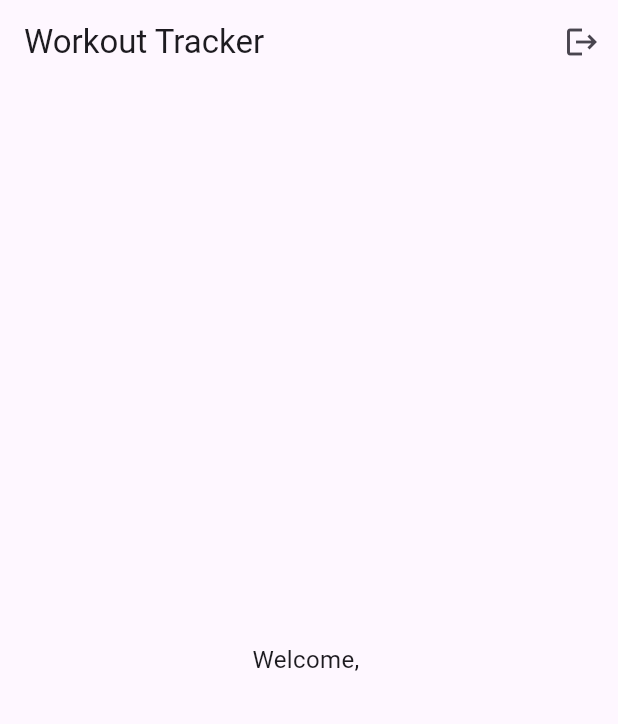
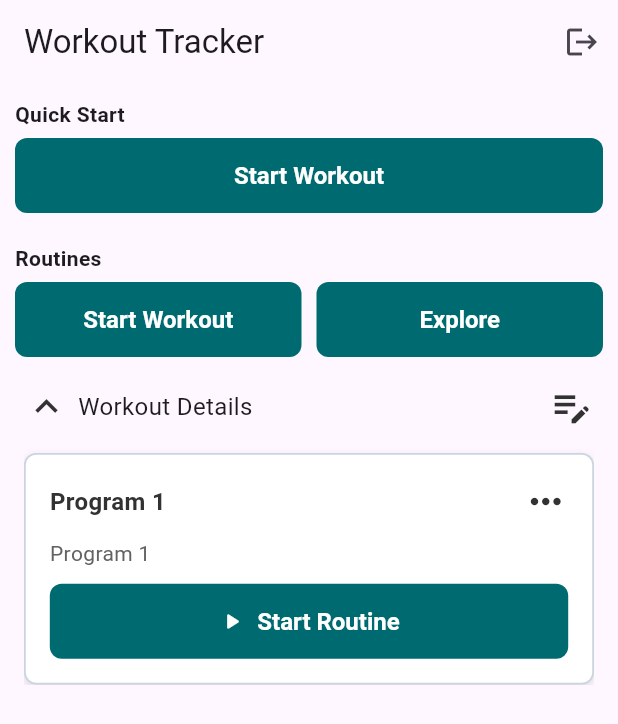
Before and after one commit to whitecatbeluga/workout-tracker-repo, a Flutter app: the WorkoutPage screen opened directly, on a phone screen of 412 x 824 dp. Shown: the top 724 px of the screen. Run offline on Flutter 3.47's test engine with Material 3 defaults, Android fonts, the phone set to English and light mode, and no system bars; our stand-ins replace cloud_firestore, firebase_auth, firebase_core, flutter_dotenv; accounts and stored records are empty.

Commit message:
workout-routine ui screen

```diff
--- /dev/null
+++ b/lib/presentation/domain/entities/program.dart
@@ -0,0 +1,84 @@
+class Exercise {
+  final String id;
+  final String name;
+  final String description;
+  final String category;
+  final bool withOutEquipment;
+  final String imageUrl;
+  final List<WorkoutSet> sets;
+
+  Exercise({
+    required this.id,
+    required this.name,
+    required this.description,
+    required this.category,
+    required this.withOutEquipment,
+    required this.imageUrl,
+    required this.sets,
+  });
+}
+
+class WorkoutSet {
+  final String exerciseId;
+  final String name;
+  final List<SetDetail> sets;
+
+  WorkoutSet({
+    required this.exerciseId,
+    required this.name,
+    required this.sets,
+  });
+}
+
+class SetDetail {
+  final int set;
+  final String previous;
+  final String kg;
+  final String reps;
+  final bool checked;
+
+  SetDetail({
+    required this.set,
+    required this.previous,
+    required this.kg,
+    required this.reps,
+    required this.checked,
+  });
+}
+
+class Routine {
+  final String id;
+  final String? routineName;
+  final List<Exercise> exercises;
+  final String? createdAt;
+
+  Routine({
+    required this.id,
+    this.routineName,
+    required this.exercises,
+    this.createdAt,
+  });
+}
+
+class Program {
+  final String id;
+  final List<String>? routineIds;
+  final String? programName;
+  final String? createdAt;
+  final List<Routine> routines;
+
+  Program({
+    required this.id,
+    this.routineIds,
+    this.programName,
+    this.createdAt,
+    required this.routines,
+  });
+}
+
+class ProgramState {
+  final List<Program> programs;
+  final String? error;
+
+  ProgramState({required this.programs, this.error});
+}
--- a/lib/presentation/pages/workout/workout.dart
+++ b/lib/presentation/pages/workout/workout.dart
@@ -1,6 +1,10 @@
 import 'package:flutter/material.dart';
 import 'package:workout_tracker_repo/core/providers/auth_service_provider.dart';
+import 'package:workout_tracker_repo/presentation/widgets/buttons/primary_button.dart';
 import 'package:workout_tracker_repo/routes/auth/auth.dart';
+
+import '../../domain/entities/program.dart';
+import '../../widgets/collapsible/collapsible.dart';
 
 class WorkoutPage extends StatelessWidget {
   const WorkoutPage({super.key});
@@ -9,6 +13,45 @@ class WorkoutPage extends StatelessWidget {
   Widget build(BuildContext context) {
     final user = authService.value.getCurrentUser();
 
+    ProgramState programState = ProgramState(
+      programs: [
+        Program(
+          id: '1',
+          programName: 'Program 1',
+          routines: [
+            Routine(
+              id: '1',
+              routineName: 'Routine 1',
+              exercises: [
+                Exercise(
+                  id: '1',
+                  name: 'Exercise 1',
+                  description: 'Description 1',
+                  category: 'Category 1',
+                  withOutEquipment: true,
+                  imageUrl: 'https://example.com/exercise1.jpg',
+                  sets: [
+                    WorkoutSet(
+                      exerciseId: '1',
+                      name: 'Set 1',
+                      sets: [
+                        SetDetail(
+                          set: 1,
+                          previous: '0',
+                          kg: '0',
+                          reps: '0',
+                          checked: false,
+                        ),
+                      ],
+                    ),
+                  ],
+                ),
+              ],
+            ),
+          ],
+        ),
+      ],
+    );
     return Scaffold(
       appBar: AppBar(
         title: const Text('Workout Tracker'),
@@ -23,12 +66,60 @@ class WorkoutPage extends StatelessWidget {
           ),
         ],
       ),
-      body: Center(
-        child: Text(
-          user != null ? 'Welcome, ${user.email}' : 'No user signed in',
-          style: const TextStyle(fontSize: 16),
-        ),
-      ),
+      body:SafeArea(child: Column(
+        mainAxisAlignment: MainAxisAlignment.start,
+        children: [
+          Container(
+           padding: EdgeInsets.all(10),
+           child: Column(
+             children: [
+               Row(
+                 children: [
+                   Padding(padding: EdgeInsets.only(bottom: 6),
+                   child: Text("Quick Start",
+                     style: TextStyle(fontWeight: FontWeight.bold),
+                   ),
+                   ),
+                 ],
+               ),
+                Button(label: "Start Workout",
+                   onPressed: () {},
+                   variant: ButtonVariant.primary,)
+             ],
+           ),
+         ),
+          Container(
+            padding: EdgeInsets.all(10),
+            child: Column(
+              children: [
+                Row(
+                  children: [
+                    Container(padding: EdgeInsets.only(bottom: 6),
+                      child: Text("Routines",
+                        style: TextStyle(fontWeight: FontWeight.bold),
+                      ),
+                    ),
+                  ],
+                ),
+                Row(
+                  children: [
+                    Expanded(child:
+                    Button(label: "Start Workout",
+                      onPressed: () {},
+                      variant: ButtonVariant.primary,)
+                    ),
+                    SizedBox(width: 10),
+                    Expanded(child:
+                      Button(label: "Explore", onPressed: () {}, variant: ButtonVariant.primary,)
+                    )
+                  ],
+                )
+              ],
+            ),
+          ),
+          Collapsible(title: "Workout Details", program: programState),
+        ],
+      ))
     );
   }
 }
--- /dev/null
+++ b/lib/presentation/widgets/collapsible/collapsible.dart
@@ -0,0 +1,125 @@
+import 'package:flutter/material.dart';
+import 'package:workout_tracker_repo/presentation/widgets/buttons/primary_button.dart';
+import '../../domain/entities/program.dart';
+
+class Collapsible extends StatefulWidget {
+  const Collapsible({super.key, required this.title, required this.program});
+
+  final String title;
+  final ProgramState program;
+
+  @override
+  State<Collapsible> createState() => _CollapsibleState();
+}
+
+class _CollapsibleState extends State<Collapsible> {
+  bool _isExpanded = true;
+
+  void _toggleExpand() {
+    setState(() => _isExpanded = !_isExpanded);
+  }
+
+
+  @override
+  Widget build(BuildContext context) {
+    return Container(
+      margin: const EdgeInsets.symmetric(vertical: 8.0, horizontal: 16.0),
+      child: Column(
+        children: [
+          Row(
+            spacing: 10,
+            children: [
+              Expanded(
+                child: GestureDetector(
+                  onTap: _toggleExpand,
+                  child: Row(
+                    spacing: 6,
+                    children: [
+                      Icon(
+                        _isExpanded ? Icons.expand_less : Icons.expand_more,
+                        size: 30,
+                        color: Color(0xFF323232),
+                      ),
+                      Text(widget.title, style: TextStyle(fontSize: 16)),
+                    ],
+                  ),
+                ),
+              ),
+              GestureDetector(
+                child: Icon(
+                  Icons.edit_note,
+                  size: 30,
+                  color: Color(0xFF323232),
+                ),
+                onTap: () {},
+              ),
+            ],
+          ),
+          AnimatedCrossFade(
+            firstChild: Container(),
+            secondChild: Container(
+              margin: const EdgeInsets.only(top: 16.0),
+              decoration: BoxDecoration(
+                color: Colors.white,
+                borderRadius: BorderRadius.all(Radius.circular(8.0)),
+                border: Border.all(color: Color(0xFFCBD5E1), width: 1.2),
+                boxShadow: const [
+                  BoxShadow(
+                    color: Colors.black12,
+                    offset: Offset(0, 2),
+                    blurRadius: 4,
+                  ),
+                ],
+              ),
+              padding: const EdgeInsets.all(16.0),
+              alignment: Alignment.centerLeft,
+              child: Column(
+                crossAxisAlignment: CrossAxisAlignment.start,
+                spacing: 10,
+                children: [
+                  Row(
+                    mainAxisAlignment: MainAxisAlignment.spaceBetween,
+                    children: [
+                      Text(
+                        widget.program.programs.first.programName ?? "",
+                        style: TextStyle(
+                          color: Color(0xFF323232),
+                          fontSize: 16,
+                          fontWeight: FontWeight.bold,
+                        ),
+                      ),
+                      Icon(
+                        Icons.more_horiz,
+                        size: 30,
+                        color: Color(0xFF323232),
+                      ),
+                    ],
+                  ),
+                  Column(
+                    crossAxisAlignment: CrossAxisAlignment.start,
+                    children: List.generate(
+                      widget.program.programs.length,
+                          (index) => Text(
+                        widget.program.programs[index].programName ?? "",
+                        style: TextStyle(color: Color(0xFF626262)),
+                      ),
+                    ),
+                  ),
+                  Button(
+                    label: "Start Routine",
+                    onPressed: () {},
+                    prefixIcon: Icons.play_arrow_rounded,
+                  ),
+                ],
+              ),
+            ),
+            crossFadeState: _isExpanded
+                ? CrossFadeState.showSecond
+                : CrossFadeState.showFirst,
+            duration: const Duration(milliseconds: 200),
+          ),
+        ],
+      ),
+    );
+  }
+}
```
